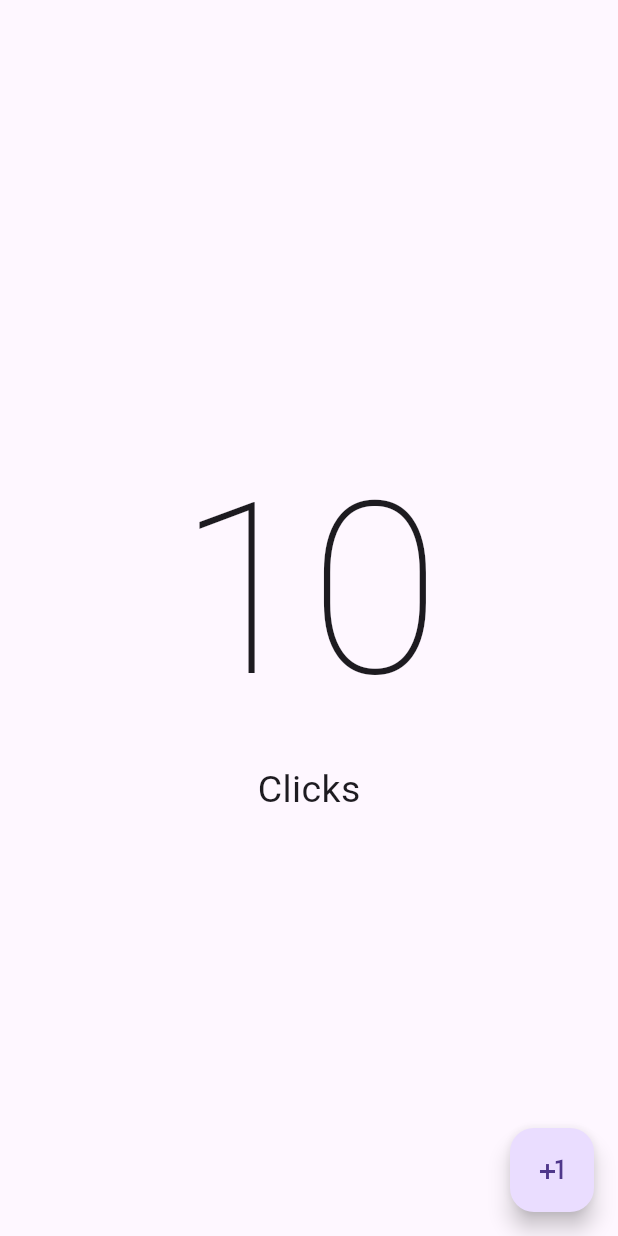
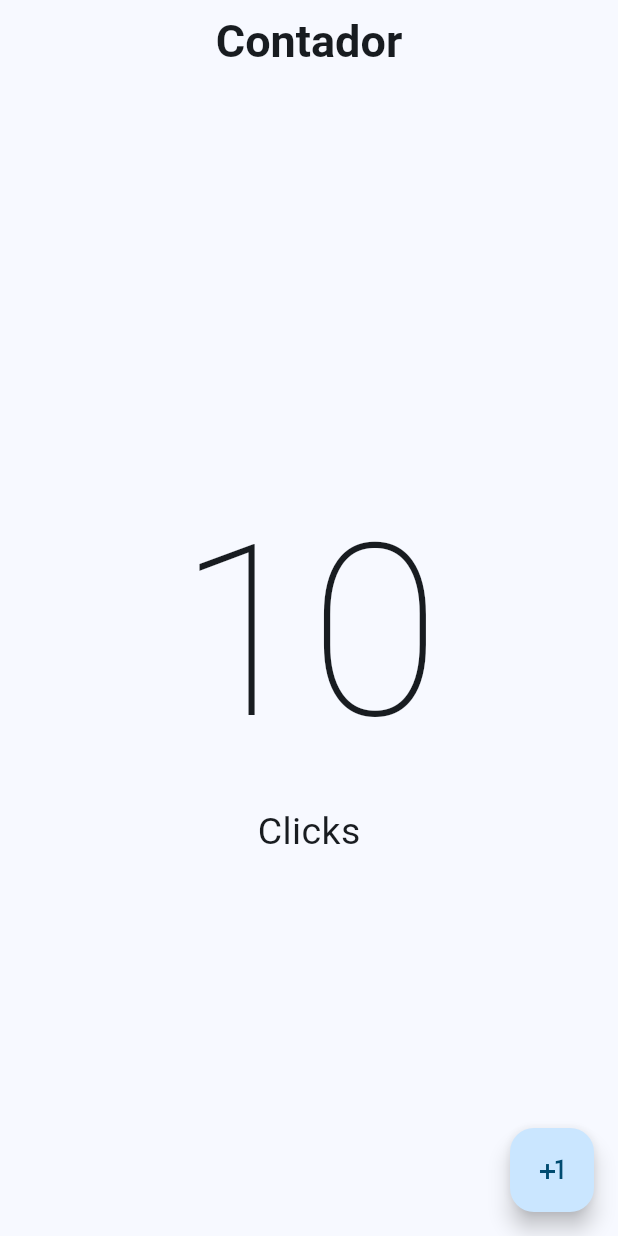
Before and after one commit to LastKing97xd/hello_world_app, a Flutter app: the screen it shows after launch, on a phone screen of 412 x 824 dp. Run offline on Flutter 3.47's test engine with Material 3 defaults, Android fonts, the phone set to English and light mode, and no system bars.

Commit message:
Antes de StateFull

```diff
--- a/lib/main.dart
+++ b/lib/main.dart
@@ -10,9 +10,13 @@ class MyApp extends StatelessWidget {
 
   @override
   Widget build(BuildContext context) {
-    return const MaterialApp(
+    return MaterialApp(
       debugShowCheckedModeBanner: false,
-      home: CounterScreen()
+      theme: ThemeData(
+        useMaterial3: true,
+        colorSchemeSeed: Colors.lightBlue
+      ),
+      home: const CounterScreen()
     );
   }
 }
--- a/lib/presentation/screens/counter_screen.dart
+++ b/lib/presentation/screens/counter_screen.dart
@@ -6,6 +6,9 @@ class CounterScreen extends StatelessWidget {
   @override
   Widget build(BuildContext context) {
     return Scaffold(
+      appBar: AppBar(
+        title: const Center(child: Text('Contador', style: TextStyle(fontSize: 30, fontWeight: FontWeight.w600))),
+      ),
       body: const Center(
         child: Column(
           mainAxisAlignment: MainAxisAlignment.center,
```
